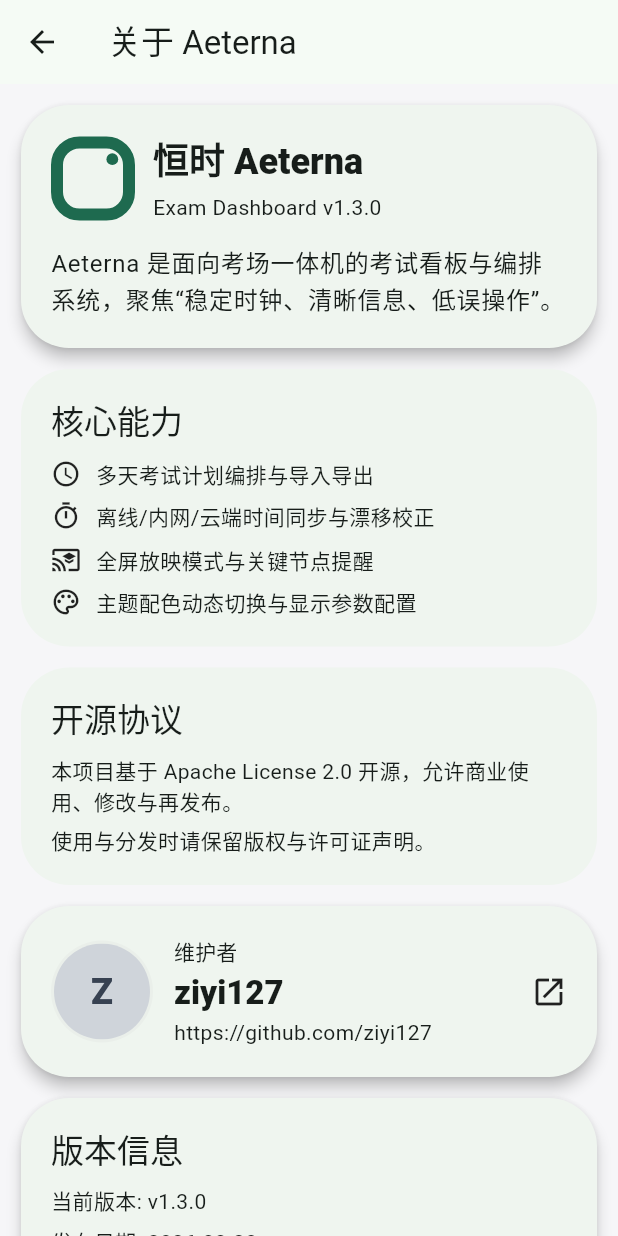
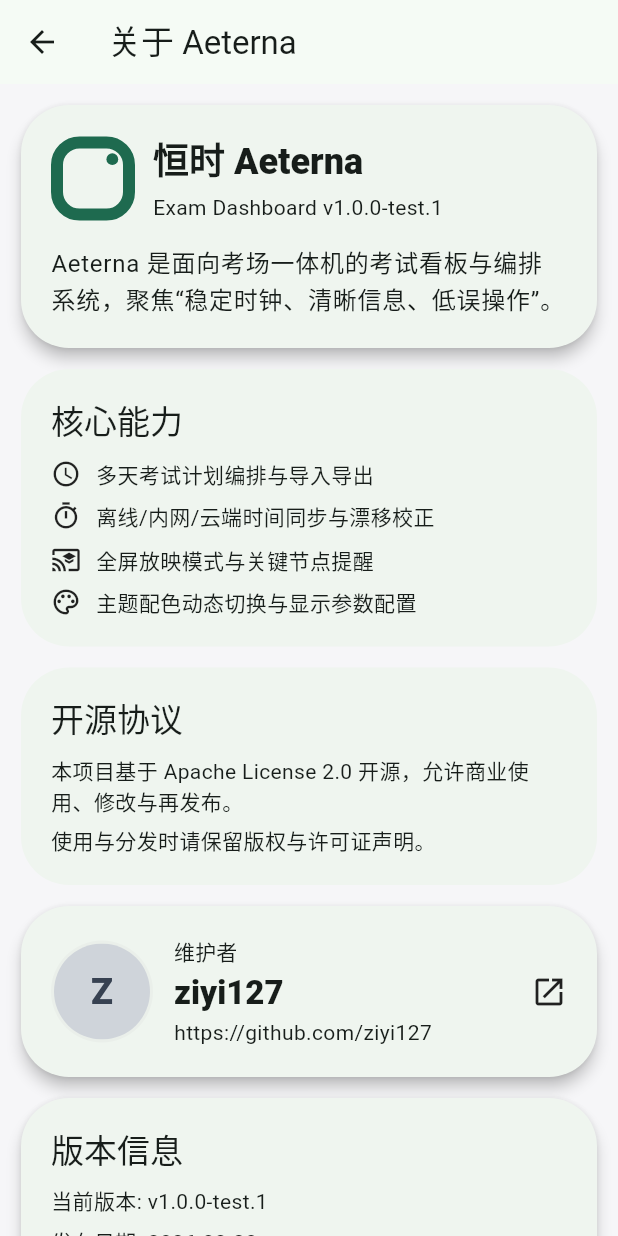
Before and after one commit to ziyi127/Aeterna, a Flutter app: the AboutPage screen opened by its route, on a phone screen of 412 x 824 dp. Run offline on Flutter 3.47's test engine with Material 3 defaults, Android fonts, the light colour scheme and no system bars; our stand-ins replace package_info_plus, shared_preferences; missing offline and left inert: ntp, window_manager; accounts and stored records are empty; network calls fail.

Commit message:
fix: dynamic app version in about and web-safe monitor mode

```diff
--- a/lib/features/home/about_page.dart
+++ b/lib/features/home/about_page.dart
@@ -2,6 +2,7 @@
 import 'package:aeterna/shared/widgets/surface_card.dart';
 import 'package:aeterna/theme/design_tokens.dart';
 import 'package:flutter/material.dart';
+import 'package:package_info_plus/package_info_plus.dart';
 import 'package:url_launcher/url_launcher.dart';
 
 const String _githubProfileUrl = 'https://github.com/ziyi127';
@@ -61,10 +62,7 @@
                           ?.copyWith(fontWeight: FontWeight.w900),
                     ),
                     const SizedBox(height: 4),
-                    Text(
-                      'Exam Dashboard v1.3.0',
-                      style: Theme.of(context).textTheme.bodyMedium,
-                    ),
+                    const _VersionCaption(),
                   ],
                 ),
               ),
@@ -156,7 +154,7 @@
         children: [
           Text('版本信息', style: Theme.of(context).textTheme.titleLarge),
           const SizedBox(height: 10),
-          Text('当前版本: v1.3.0', style: Theme.of(context).textTheme.bodyMedium),
+          const _VersionLine(),
           const SizedBox(height: 6),
           Text(
             '发布日期: 2026-03-28',
@@ -180,6 +178,42 @@
           ),
         ],
       ),
+    );
+  }
+}
+
+class _VersionCaption extends StatelessWidget {
+  const _VersionCaption();
+
+  @override
+  Widget build(BuildContext context) {
+    return FutureBuilder<PackageInfo>(
+      future: PackageInfo.fromPlatform(),
+      builder: (context, snapshot) {
+        final version = snapshot.hasData ? snapshot.data!.version : '--';
+        return Text(
+          'Exam Dashboard v$version',
+          style: Theme.of(context).textTheme.bodyMedium,
+        );
+      },
+    );
+  }
+}
+
+class _VersionLine extends StatelessWidget {
+  const _VersionLine();
+
+  @override
+  Widget build(BuildContext context) {
+    return FutureBuilder<PackageInfo>(
+      future: PackageInfo.fromPlatform(),
+      builder: (context, snapshot) {
+        final version = snapshot.hasData ? snapshot.data!.version : '--';
+        return Text(
+          '当前版本: v$version',
+          style: Theme.of(context).textTheme.bodyMedium,
+        );
+      },
     );
   }
 }
--- a/lib/features/monitor/live_monitor_page.dart
+++ b/lib/features/monitor/live_monitor_page.dart
@@ -1,6 +1,5 @@
 import 'dart:async';
 import 'dart:collection';
-import 'dart:io';
 import 'dart:math' as math;
 
 import 'package:aeterna/core/config/config_manager.dart';
@@ -8,6 +7,7 @@
 import 'package:aeterna/core/time/timer_controller.dart';
 import 'package:aeterna/shared/widgets/surface_card.dart';
 import 'package:aeterna/theme/design_tokens.dart';
+import 'package:flutter/foundation.dart';
 import 'package:flutter/material.dart';
 import 'package:window_manager/window_manager.dart';
 
@@ -89,7 +89,7 @@
 
       // Windows only: simulate uiAccess-like presentation lock by forcing
       // top-most + focus while monitor page is active.
-      if (Platform.isWindows) {
+      if (!kIsWeb && defaultTargetPlatform == TargetPlatform.windows) {
         _wasAlwaysOnTop = await windowManager.isAlwaysOnTop();
         if (!_wasAlwaysOnTop) {
           await windowManager.setAlwaysOnTop(true);
@@ -104,7 +104,9 @@
 
   Future<void> _leavePresentationMode() async {
     try {
-      if (Platform.isWindows && _enteredAlwaysOnTop) {
+      if (!kIsWeb &&
+          defaultTargetPlatform == TargetPlatform.windows &&
+          _enteredAlwaysOnTop) {
         await windowManager.setAlwaysOnTop(false);
         _enteredAlwaysOnTop = false;
       }
--- a/pubspec.yaml
+++ b/pubspec.yaml
@@ -38,6 +38,7 @@
   window_manager: ^0.4.2
   shared_preferences: ^2.3.2
   url_launcher: ^6.3.1
+  package_info_plus: ^8.1.3
 
 dev_dependencies:
   flutter_test:
```
Also changed, not shown: pubspec.lock, 1 other file.
